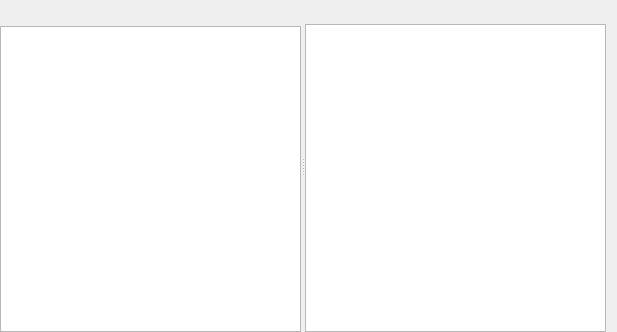
Before: the Qt Designer form Editor/src/Widget/Auxiliary/AuxTileMap.ui in GameOverture/HarmonyEngine, drawn with Qt 5.
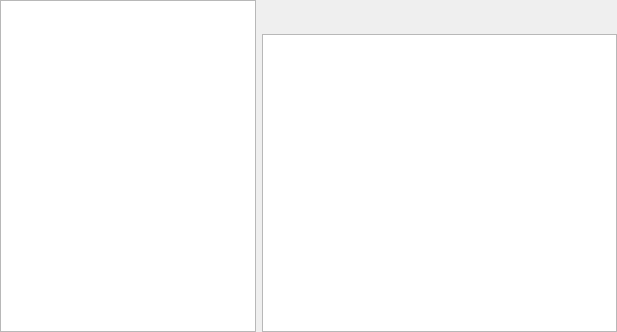
After: the same form once the commit is applied. Icons and pictures are not drawn. Custom widgets are drawn as their Qt base class.

Commit message: TileSetsTreeModel was created to keep track of tilesets in the Atlas Manager (and used in AuxTileMap); Atlas Manger now stores tile set meta data as an array; AuxTileMap setup to choose tileset from a treeview

```diff
--- a/Editor/src/Widget/Auxiliary/AuxTileMap.ui
+++ b/Editor/src/Widget/Auxiliary/AuxTileMap.ui
@@ -13,62 +13,48 @@
   <property name="windowTitle">
    <string>Form</string>
   </property>
-  <layout class="QVBoxLayout" name="verticalLayout_3">
+  <layout class="QHBoxLayout" name="horizontalLayout">
    <property name="leftMargin">
     <number>0</number>
    </property>
    <property name="topMargin">
     <number>0</number>
    </property>
+   <property name="rightMargin">
+    <number>0</number>
+   </property>
    <property name="bottomMargin">
     <number>0</number>
    </property>
    <item>
-    <widget class="QSplitter" name="splitter">
-     <property name="orientation">
-      <enum>Qt::Orientation::Horizontal</enum>
-     </property>
-     <widget class="QWidget" name="verticalLayoutWidget">
       <layout class="QVBoxLayout" name="verticalLayout">
        <property name="spacing">
         <number>2</number>
        </property>
        <item>
-        <widget class="QFrame" name="tabFrame">
+      <widget class="QTreeView" name="tileSetsTreeView">
          <property name="sizePolicy">
-          <sizepolicy hsizetype="Expanding" vsizetype="Minimum">
+        <sizepolicy hsizetype="Maximum" vsizetype="Expanding">
            <horstretch>0</horstretch>
            <verstretch>0</verstretch>
           </sizepolicy>
          </property>
-         <property name="minimumSize">
-          <size>
-           <width>0</width>
-           <height>24</height>
-          </size>
-         </property>
-         <property name="frameShape">
-          <enum>QFrame::Shape::NoFrame</enum>
-         </property>
-         <property name="frameShadow">
-          <enum>QFrame::Shadow::Raised</enum>
+       <property name="selectionBehavior">
+        <enum>QAbstractItemView::SelectionBehavior::SelectRows</enum>
          </property>
         </widget>
        </item>
-       <item>
-        <widget class="QTableView" name="tileSetsTableView"/>
-       </item>
-      </layout>
-     </widget>
-     <widget class="QWidget" name="verticalLayoutWidget_2">
+    </layout>
+   </item>
+   <item>
       <layout class="QVBoxLayout" name="verticalLayout_2">
        <property name="spacing">
-        <number>0</number>
+      <number>2</number>
        </property>
        <item>
         <widget class="QFrame" name="toolBarFrame">
          <property name="sizePolicy">
-          <sizepolicy hsizetype="Expanding" vsizetype="Minimum">
+        <sizepolicy hsizetype="Expanding" vsizetype="Preferred">
            <horstretch>0</horstretch>
            <verstretch>0</verstretch>
           </sizepolicy>
@@ -76,7 +62,7 @@
          <property name="minimumSize">
           <size>
            <width>0</width>
-           <height>24</height>
+         <height>32</height>
           </size>
          </property>
          <property name="frameShape">
@@ -91,8 +77,6 @@
         <widget class="TileMapGfxView" name="graphicsView"/>
        </item>
       </layout>
-     </widget>
-    </widget>
    </item>
   </layout>
  </widget>
```
Left out of the diff: 186 changed lines with no effect on the pictures. Lines whose indentation alone changed are shown as unchanged. The commit also changes 25 other files.
